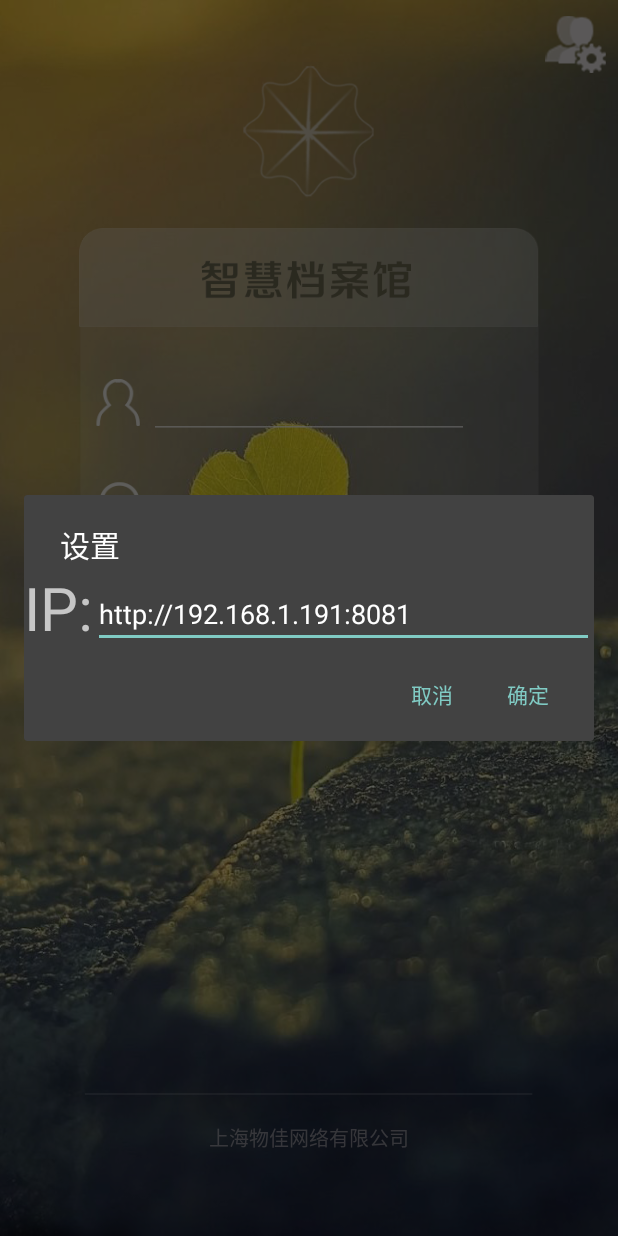
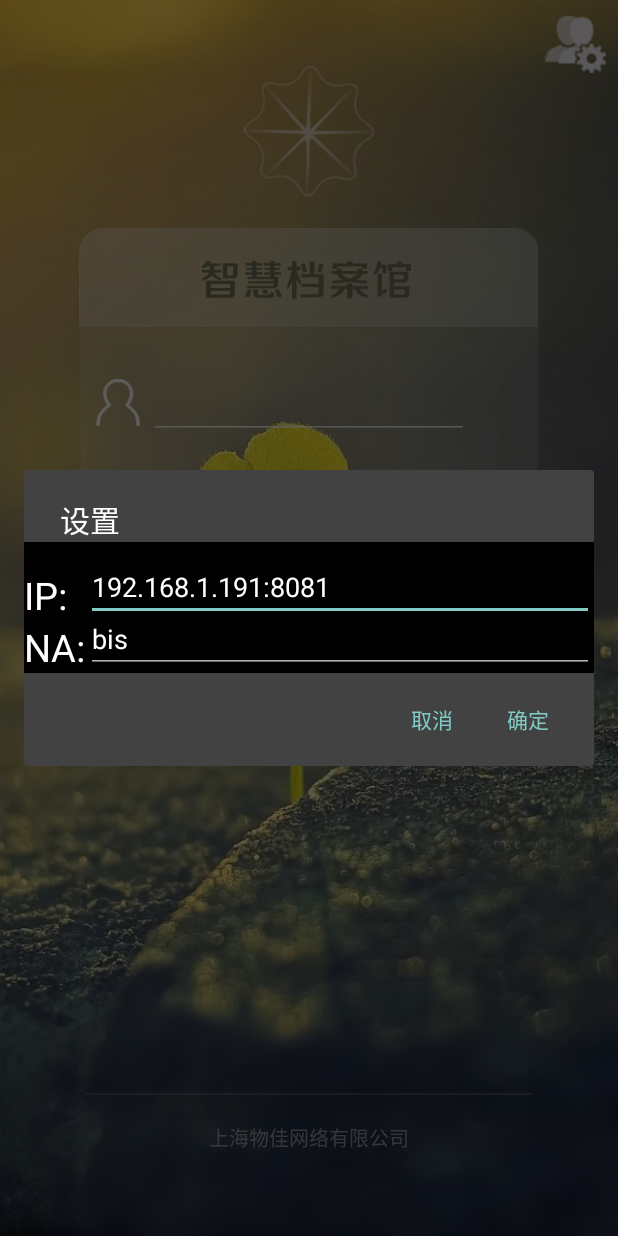
Before and after one commit to zbapple/MyWork, an Android app: the screen it shows after launch (LoginActivity), after a tap on an icon or button, on a phone screen of 412 x 824 dp. Run offline under Robolectric (Android 15) with nearby library versions, the phone set to English and light mode, and no system bars; our stand-ins replace Shimmer.

Commit message:
修改配置系统名

```diff
--- a/witstore/src/main/java/com/wujia/witstore/http/MyHttpUtil.java
+++ b/witstore/src/main/java/com/wujia/witstore/http/MyHttpUtil.java
@@ -41,7 +41,8 @@ public class MyHttpUtil {
 
 	public static MyHttpUtil getInstance() {
 		httpUtil = httpUtil == null ? new MyHttpUtil() : httpUtil;
-		path=PreferenceHelper.readString(cxt, AppConfig.APP_SET, "ip", AppConfig.PATH);
+		path=AppConfig.PATH_HTTP+PreferenceHelper.readString(cxt, AppConfig.APP_SET, "ip", AppConfig.IP).trim()+"/"+
+				PreferenceHelper.readString(cxt, AppConfig.APP_SET, "path", AppConfig.P_NAME).trim();
 		return httpUtil;
 	}
 
--- a/witstore/src/main/java/com/wujia/witstore/ui/AppConfig.java
+++ b/witstore/src/main/java/com/wujia/witstore/ui/AppConfig.java
@@ -3,26 +3,27 @@ package com.wujia.witstore.ui;
 
 public class AppConfig {
 	public static final String APP_SET="wujia";
-	public static final String PATH="http://192.168.1.191:8081";
-	//public static final String PATH="http://192.168.1.235:8080/bis";
-	public static final String LOGIN_URL="/bis/login/mobDirectLogin.do";
-    public static final String ACS_QUERY="/bis/mobile/mobAcsDeviceList.do";
-    public static final String ACS_HANDLE="/bis/mobile/mobSendAcsDevice.do";
-    public static final String ACS_HANDLElOG="/bis/mobile/mobAcsOperateLogList.do";
-    public static final String FCS_QUERY="/bis/mobile/mobFcsDeviceList.do";
+    public static final String PATH_HTTP="http://";
+    public static  String IP="192.168.1.191:8081";
+    public static  String P_NAME="bis";
+	public static final String LOGIN_URL="/login/mobDirectLogin.do";
+    public static final String ACS_QUERY="/mobile/mobAcsDeviceList.do";
+    public static final String ACS_HANDLE="/mobile/mobSendAcsDevice.do";
+    public static final String ACS_HANDLElOG="/mobile/mobAcsOperateLogList.do";
+    public static final String FCS_QUERY="/mobile/mobFcsDeviceList.do";
     public static final String FCS_HANDLE="";
-    public static final String HCS_QUERY="/bis/mobile/mobHcsDeviceList.do";
+    public static final String HCS_QUERY="/mobile/mobHcsDeviceList.do";
     public static final String HCS_HANDLE="";
-    public static final String ILS_QUERY="/bis/mobile/mobIlsDeviceList.do";
-    public static final String ILS_HANDLE="/bis/mobile/mobSendIlsDevice.do";
-    public static final String IMS_QUERY="/bis/mobile/mobImsShelveList.do";
-    public static final String IMS_HANDLE="/bis/mobile/mobSendImsShelve.do";
-    public static final String VMS_QUERY="/bis/mobile/mobVmsDeviceList.do";
-    public static final String STORE_QUERY="/bis/mobile/mobStoreList.do";
-    public static final String STORE_ALARM="/bis/mobile/mobDamAlarmList.do";
-    public static final String STORE_ALARMHANLE="/bis/mobile/mobDamAlarmEdit.do";
+    public static final String ILS_QUERY="/mobile/mobIlsDeviceList.do";
+    public static final String ILS_HANDLE="/mobile/mobSendIlsDevice.do";
+    public static final String IMS_QUERY="/mobile/mobImsShelveList.do";
+    public static final String IMS_HANDLE="/mobile/mobSendImsShelve.do";
+    public static final String VMS_QUERY="/mobile/mobVmsDeviceList.do";
+    public static final String STORE_QUERY="/mobile/mobStoreList.do";
+    public static final String STORE_ALARM="/mobile/mobDamAlarmList.do";
+    public static final String STORE_ALARMHANLE="/mobile/mobDamAlarmEdit.do";
     public static final String SERCH="/solr/collection1/select";
-    public static final String MES="/bis/mobile/mobIasPublishDocList.do";
+    public static final String MES="/mobile/mobIasPublishDocList.do";
     public static final boolean ISDEBUG=true;
 
     public static final String HCS_OPEN="1";
--- a/witstore/src/main/java/com/wujia/witstore/ui/activity/IndexActivity.java
+++ b/witstore/src/main/java/com/wujia/witstore/ui/activity/IndexActivity.java
@@ -2,12 +2,9 @@ package com.wujia.witstore.ui.activity;
 
 import android.content.Intent;
 import android.os.Handler;
-import android.view.View;
 import android.view.animation.AlphaAnimation;
 import android.view.animation.Animation;
 import android.view.animation.AnimationSet;
-import android.view.animation.ScaleAnimation;
-import android.view.animation.TranslateAnimation;
 import android.widget.LinearLayout;
 
 import com.wujia.witstore.R;
--- a/witstore/src/main/java/com/wujia/witstore/ui/activity/LoginActivity.java
+++ b/witstore/src/main/java/com/wujia/witstore/ui/activity/LoginActivity.java
@@ -69,6 +69,7 @@ public class LoginActivity extends KJActivity {
     public static AppContext appContext;
     private View layout;
     private EditText ip;
+    private EditText path;
     LoginActivity ary;
     Intent intent;
     int dataNub ;
@@ -123,8 +124,11 @@ public class LoginActivity extends KJActivity {
                 layout = inflater.inflate(R.layout.alert,
                         (ViewGroup) findViewById(R.id.alert));
                 ip = (EditText) layout.findViewById(R.id.ip);
+                path=(EditText) layout.findViewById(R.id.path);
                 ip.setText(PreferenceHelper.readString(ary,
-                        AppConfig.APP_SET, "ip", AppConfig.PATH));
+                        AppConfig.APP_SET, "ip", AppConfig.IP));
+                path.setText(PreferenceHelper.readString(ary,
+                        AppConfig.APP_SET, "path", AppConfig.P_NAME));
                 new AlertDialog.Builder(this)
                         .setTitle("设置")
                         .setView(layout)
@@ -135,6 +139,9 @@ public class LoginActivity extends KJActivity {
                                                         int which) {
                                         PreferenceHelper.write(ary,
                                                 AppConfig.APP_SET, "ip", ip
+                                                        .getText().toString());
+                                        PreferenceHelper.write(ary,
+                                                AppConfig.APP_SET, "path", path
                                                         .getText().toString());
                                     }
                                 }).setNegativeButton("取消", null).show();
--- a/witstore/src/main/java/com/wujia/witstore/ui/activity/MyActivity.java
+++ b/witstore/src/main/java/com/wujia/witstore/ui/activity/MyActivity.java
@@ -21,8 +21,6 @@ public class MyActivity extends KJActivity {
 
 	@BindView(id= R.id.Tv_myvaule1)
 	TextView tv1;
-//  @BindView(id=R.id.Tv_myvaule2)
-//	TextView tv2;
 	@BindView(id=R.id.Tv_myvaule3)
 	TextView tv3;
 	@BindView(id=R.id.Tv_myvaule4)
@@ -41,7 +39,6 @@ public class MyActivity extends KJActivity {
 	// 初始化控件值
 	public void initWidget(){
 		tv1.setText(LoginActivity.appContext.getUserName());
-		//	tv2.setText(MainActivity.appContext.getUserId());
 		tv3.setText(MyUtils.getOsVersion());
 		tv4.setText(SystemTool.getSDKVersion()+"");
 		tv5.setText(android.os.Build.MODEL);
--- a/witstore/src/main/java/com/wujia/witstore/ui/fragment/ImsFragment.java
+++ b/witstore/src/main/java/com/wujia/witstore/ui/fragment/ImsFragment.java
@@ -6,7 +6,6 @@ import android.util.Log;
 import android.view.View;
 import android.view.View.OnClickListener;
 import android.widget.ImageView;
-import android.widget.LinearLayout;
 import android.widget.RelativeLayout;
 import android.widget.TextView;
 
@@ -139,7 +138,6 @@ public class ImsFragment extends MyKJFragment {
         @Override
         public void onClick(View v) {
             Ims ims=null;
-
             if (listResult != null && listResult.size() > 0) {
                 ims =  listResult.get(0);
             }
--- a/witstore/src/main/java/com/wujia/witstore/ui/myadapter/ImagePagerAdapter.java
+++ b/witstore/src/main/java/com/wujia/witstore/ui/myadapter/ImagePagerAdapter.java
@@ -88,7 +88,6 @@ public class ImagePagerAdapter extends BaseAdapter {
 			holder = (ViewHolder) view.getTag();
 		}
 
-
 		Object imgUrl=(Object)this.imageIdList.get(getPosition(position));
 		if(imgUrl instanceof Integer){
 			options = new DisplayImageOptions.Builder()
--- a/witstore/src/main/res/layout/alert.xml
+++ b/witstore/src/main/res/layout/alert.xml
@@ -2,28 +2,57 @@
 <RelativeLayout xmlns:android="http://schemas.android.com/apk/res/android"
 	android:layout_width="match_parent"
 	android:layout_margin="10dp"
-	android:layout_height="wrap_content"
-	android:id="@+id/alert">
+	android:layout_height="100dp"
+	android:id="@+id/alert"
+	android:background="@color/l_black">
 
 	<TextView
 		android:layout_width="wrap_content"
 		android:layout_height="wrap_content"
 		android:text="IP:"
 		android:id="@+id/textView"
+		android:textSize="25sp"
+		android:textColor="@color/my_white"
 		android:layout_alignParentTop="true"
 		android:layout_alignParentLeft="true"
 		android:layout_alignParentStart="true"
-		android:textSize="40sp" />
+		android:layout_marginTop="18dp" />
 
 	<EditText
 		android:layout_width="wrap_content"
 		android:layout_height="wrap_content"
 		android:id="@+id/ip"
 		android:layout_alignBottom="@+id/textView"
-		android:layout_toRightOf="@+id/textView"
 		android:layout_alignParentRight="true"
 		android:layout_alignParentEnd="true"
 		android:ellipsize="end"
-		android:singleLine="true" />
+		android:singleLine="true"
+		android:textColor="@color/my_white"
+		android:layout_toRightOf="@+id/textView15"
+		android:layout_toEndOf="@+id/textView15" />
+
+	<TextView
+		android:layout_width="wrap_content"
+		android:layout_height="wrap_content"
+		android:text="NA:"
+		android:id="@+id/textView15"
+		android:textSize="25sp"
+		android:textColor="@color/my_white"
+		android:layout_below="@+id/textView"
+		android:layout_alignParentLeft="true"
+		android:layout_alignParentStart="true" />
+
+	<EditText
+		android:layout_width="wrap_content"
+		android:layout_height="wrap_content"
+		android:id="@+id/path"
+		android:ellipsize="end"
+		android:singleLine="true"
+		android:textColor="@color/my_white"
+		android:layout_alignBottom="@+id/textView15"
+		android:layout_alignParentRight="true"
+		android:layout_alignParentEnd="true"
+		android:layout_toRightOf="@+id/textView15"
+		android:layout_toEndOf="@+id/textView15" />
 
 </RelativeLayout>
```
Also changed, not shown: witstore/src/main/java/com/wujia/witstore/ui/activity/MainActivity.java (+0 -12 lines), witstore/src/main/java/com/wujia/witstore/ui/fragment/ManFragment.java (+0 -10 lines), witstore/src/main/java/com/wujia/witstore/ui/fragment/AcsFragment.java (indentation only).
